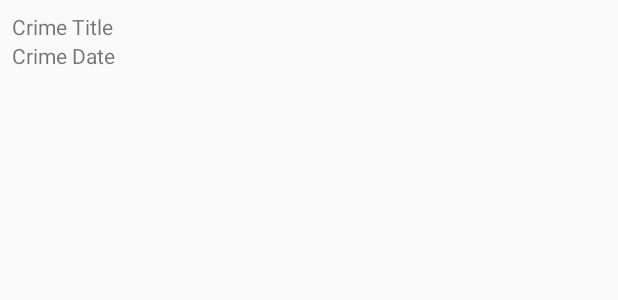
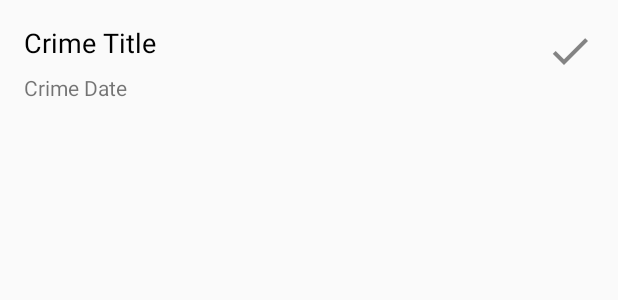
Before and after one commit to nobuyoshiAquino/criminal-intent, an Android app: the layout list_item_layout.xml on its own in the app's theme, with its tools: preview values and no code run, on a phone screen of 412 x 824 dp. Shown: the top 300 px of the screen. Run offline under Robolectric (Android 15) with nearby library versions, the phone set to English and light mode, and no system bars.

Commit message:
Show crime details when a crime list item is clicked

```diff
--- a/app/build.gradle
+++ b/app/build.gradle
@@ -28,4 +28,5 @@ dependencies {
     compile 'com.android.support:support-v4:25.1.1'
     testCompile 'junit:junit:4.12'
     compile 'com.android.support:recyclerview-v7:25.1.1'
+    compile 'com.android.support.constraint:constraint-layout:1.0.0-beta4'
 }
--- a/app/src/main/res/layout/list_item_layout.xml
+++ b/app/src/main/res/layout/list_item_layout.xml
@@ -1,21 +1,47 @@
 <?xml version="1.0" encoding="utf-8"?>
-<LinearLayout
+<android.support.constraint.ConstraintLayout
     xmlns:android="http://schemas.android.com/apk/res/android"
+    xmlns:app="http://schemas.android.com/apk/res-auto"
     android:layout_width="match_parent"
     android:layout_height="wrap_content"
-    android:orientation="vertical"
-    android:padding="8dp">
+    android:orientation="vertical">
+
+    <ImageView
+        android:layout_width="wrap_content"
+        android:layout_height="wrap_content"
+        app:srcCompat="@drawable/ic_check"
+        android:id="@+id/crime_solved"
+        android:layout_marginTop="16dp"
+        app:layout_constraintTop_toTopOf="parent"
+        android:layout_marginEnd="16dp"
+        app:layout_constraintRight_toRightOf="parent"
+        app:layout_constraintBottom_toBottomOf="parent"
+        android:layout_marginBottom="16dp"/>
 
     <TextView
         android:id="@+id/crime_title"
-        android:layout_width="match_parent"
+        android:layout_width="0dp"
         android:layout_height="wrap_content"
-        android:text="Crime Title"/>
+        android:text="Crime Title"
+        app:layout_constraintRight_toLeftOf="@+id/crime_solved"
+        android:layout_marginEnd="8dp"
+        android:layout_marginStart="16dp"
+        app:layout_constraintLeft_toLeftOf="parent"
+        android:layout_marginTop="16dp"
+        app:layout_constraintTop_toTopOf="parent"
+        android:textColor="@android:color/black"
+        android:textSize="18sp"/>
 
     <TextView
         android:id="@+id/crime_date"
-        android:layout_width="match_parent"
+        android:layout_width="0dp"
         android:layout_height="wrap_content"
-        android:text="Crime Date"/>
+        android:text="Crime Date"
+        app:layout_constraintTop_toBottomOf="@+id/crime_title"
+        app:layout_constraintRight_toLeftOf="@+id/crime_solved"
+        android:layout_marginEnd="8dp"
+        android:layout_marginStart="16dp"
+        app:layout_constraintLeft_toLeftOf="parent"
+        android:layout_marginTop="8dp"/>
 
-</LinearLayout>
+</android.support.constraint.ConstraintLayout>
```
Also changed, not shown: app/src/main/java/xyz/nobu/criminalintent/CrimeActivity.java (+16 -1 lines), app/src/main/java/xyz/nobu/criminalintent/CrimeFragment.java (+17 -1 lines), app/src/main/java/xyz/nobu/criminalintent/CrimeListFragment.java (+21 -8 lines), app/src/main/res/drawable-hdpi/ic_check.png (added), app/src/main/res/drawable-mdpi/ic_check.png (added), app/src/main/res/drawable-xhdpi/ic_check.png (added), app/src/main/res/drawable-xxhdpi/ic_check.png (added).
